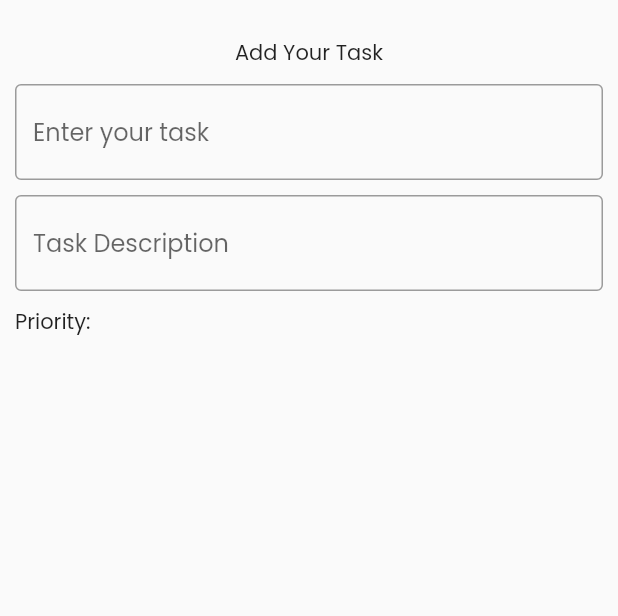
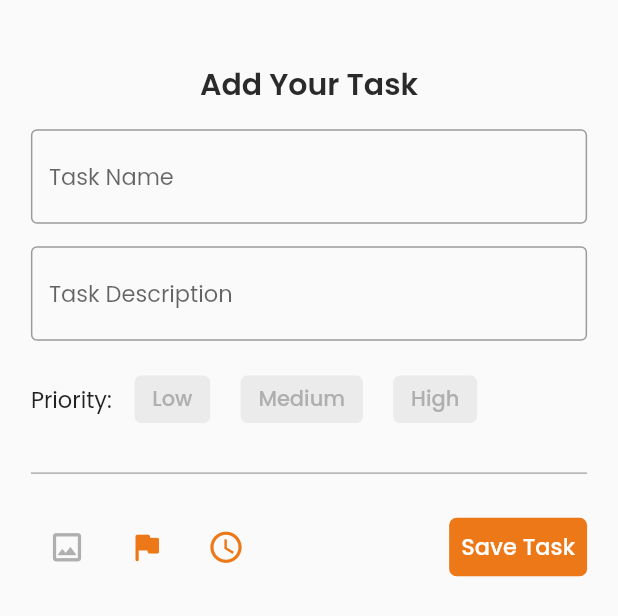
Before and after one commit to DinithKumudika/ToDoZen, a Flutter app: the AddTaskOverlay widget shown alone on an empty page, opened directly, on a phone screen of 412 x 824 dp. Shown: the top 616 px of the screen. Run offline on Flutter 3.47's test engine with Material 2 defaults, Android fonts, the phone set to English and light mode, and no system bars; our stand-ins replace cloud_firestore, firebase_auth, firebase_core, flutter_spinkit, get, liquid_swipe and 2 more; accounts and stored records are empty.

Commit message:
Create task UI complete

```diff
--- a/lib/src/constants/colors.dart
+++ b/lib/src/constants/colors.dart
@@ -1,6 +1,6 @@
 import 'package:flutter/material.dart';
 
-const Color COLOR_DARK = Color.fromARGB(255, 0, 0, 0);
+const Color COLOR_DARK = Color.fromARGB(255, 42, 42, 42);
 const Color COLOR_DARK_ALT = Color.fromARGB(255, 44, 51, 51);
 const Color COLOR_LIGHT = Colors.white;
 const Color COLOR_PRIMARY = Color.fromARGB(255, 237, 120, 23);
@@ -12,3 +12,5 @@ const Color COLOR_TEXT_PRIMARY = Color.fromARGB(255, 44, 51, 51);
 const Color COLOR_GRAY = Color.fromARGB(255, 175, 175, 175);
 const Color COLOR_DANGER = Colors.red;
 const Color COLOR_SUCCESS = Colors.green;
+const Color COLOR_ALERT = Color.fromRGBO(255, 204, 2, 1);
+const Color COLOR_LIGHTGRAY = Color.fromARGB(255, 235, 235, 235);
--- /dev/null
+++ b/lib/src/features/tasks/screens/add_task_overlay.dart
@@ -0,0 +1,188 @@
+import 'package:flutter/material.dart';
+import 'package:to_do_zen/src/constants/colors.dart';
+import 'package:to_do_zen/src/constants/strings.dart';
+import 'package:to_do_zen/src/features/tasks/widgets/multi_select_chip.dart';
+
+class AddTaskOverlay extends StatefulWidget {
+  const AddTaskOverlay({super.key});
+
+  @override
+  State<AddTaskOverlay> createState() => _AddTaskOverlayState();
+}
+
+class _AddTaskOverlayState extends State<AddTaskOverlay> {
+  int selectedIndex = -1; // Initialize with -1 to represent no selected chip
+  Color _uploadIconColor = COLOR_LIGHTGRAY;
+  // GET Attachment Image
+  // void getImage() async {
+  //   final pickedFile =
+  //       await ImagePicker().pickImage(source: ImageSource.gallery);
+  //   setState(() {
+  //     if (pickedFile != null) {
+  //       print('Image selected.');
+
+  //       setState(() {
+  //         _postCaption = "";
+  //         _uploadIconColor = AppColors.accentColor;
+  //       });
+  //     } else {
+  //       print('No image selected.');
+  //     }
+  //   });
+  // }
+
+  @override
+  Widget build(BuildContext context) {
+    final height = MediaQuery.of(context).size.height;
+    final width = MediaQuery.of(context).size.width;
+    return Padding(
+        padding:
+            EdgeInsets.fromLTRB(width * 0.05, height * 0.05, width * 0.05, 0),
+        child: SizedBox(
+          height: MediaQuery.of(context).size.height * 0.5,
+          child: Column(
+            crossAxisAlignment: CrossAxisAlignment.center,
+            children: [
+              const Text(
+                'Add Your Task',
+                style: TextStyle(
+                    fontSize: 20,
+                    fontWeight: FontWeight.w600,
+                    color: COLOR_DARK),
+              ),
+              const SizedBox(height: 15),
+              const TextField(
+                style: TextStyle(
+                  fontSize: 15,
+                ),
+                decoration: InputDecoration(
+                  hintText: 'Task Name',
+                  border: OutlineInputBorder(),
+                ),
+              ),
+              const SizedBox(height: 15),
+              const TextField(
+                style: TextStyle(
+                  fontSize: 15,
+                ),
+                decoration: InputDecoration(
+                  hintText: 'Task Description',
+                  border: OutlineInputBorder(),
+                ),
+              ),
+              const SizedBox(height: 15),
+              Row(
+                children: [
+                  const Text(
+                    'Priority:',
+                    style: TextStyle(
+                      fontSize: 15,
+                    ),
+                  ),
+                  const SizedBox(width: 5),
+                  MultiSelectChip(
+                    index: 1,
+                    selectedIndex: selectedIndex,
+                    priorityLevel: 'Low',
+                    selectedColor: COLOR_SUCCESS,
+                    onChipSelected: (index) {
+                      setState(() {
+                        selectedIndex = index;
+                      });
+                    },
+                  ),
+                  MultiSelectChip(
+                    index: 2,
+                    selectedIndex: selectedIndex,
+                    priorityLevel: 'Medium',
+                    selectedColor: COLOR_ALERT,
+                    onChipSelected: (index) {
+                      setState(() {
+                        selectedIndex = index;
+                      });
+                    },
+                  ),
+                  MultiSelectChip(
+                    index: 3,
+                    selectedIndex: selectedIndex,
+                    priorityLevel: 'High',
+                    selectedColor: COLOR_DANGER,
+                    onChipSelected: (index) {
+                      setState(() {
+                        selectedIndex = index;
+                      });
+                    },
+                  ),
+                ],
+              ),
+              SizedBox(height: height * 0.03),
+              Container(
+                padding: EdgeInsets.only(top: height * 0.03),
+                decoration: const BoxDecoration(
+                  border: Border(
+                    top: BorderSide(
+                      color: COLOR_GRAY,
+                      width: 1.0,
+                    ),
+                  ),
+                ),
+                child: Row(
+                  mainAxisAlignment: MainAxisAlignment.center,
+                  children: [
+                    const IconButton(
+                      onPressed: null,
+                      icon: Icon(
+                        Icons.image_outlined,
+                        size: 25,
+                        color: COLOR_GRAY,
+                      ),
+                    ),
+                    const SizedBox(width: 5),
+                    const IconButton(
+                      onPressed: null,
+                      icon: Icon(
+                        Icons.flag_rounded,
+                        size: 25,
+                        color: COLOR_PRIMARY,
+                      ),
+                    ),
+                    const SizedBox(width: 5),
+                    const IconButton(
+                      onPressed: null,
+                      icon: Icon(
+                        Icons.watch_later_outlined,
+                        size: 25,
+                        color: COLOR_PRIMARY,
+                      ),
+                    ),
+                    const Expanded(
+                      child: SizedBox(),
+                    ),
+                    TextButton(
+                        style: ButtonStyle(
+                          backgroundColor:
+                              MaterialStateProperty.all<Color>(COLOR_PRIMARY),
+                          shape:
+                              MaterialStateProperty.all<RoundedRectangleBorder>(
+                            RoundedRectangleBorder(
+                              borderRadius: BorderRadius.circular(
+                                  5.0), // Adjust the border radius as needed
+                            ),
+                          ),
+                        ),
+                        onPressed: null,
+                        child: const Text(
+                          'Save Task',
+                          style: TextStyle(
+                            color: Colors.white,
+                            fontSize: 15,
+                          ),
+                        ))
+                  ],
+                ),
+              )
+            ],
+          ),
+        ));
+  }
+}
--- a/lib/src/screens/task/widgets/multi_select_chip.dart
+++ b/lib/src/features/tasks/widgets/multi_select_chip.dart
@@ -1,19 +1,26 @@
 import 'package:flutter/material.dart';
+import 'package:to_do_zen/src/constants/colors.dart';
 
 class MultiSelectChip extends StatefulWidget {
+  final String priorityLevel;
+  final Color selectedColor;
+  final int index;
+  final int selectedIndex;
+  final Function(int) onChipSelected;
+
   const MultiSelectChip({
-    required this.challengeCategory,
     super.key,
-    required this.onSelectionChanged,
+    required this.priorityLevel,
+    required this.selectedColor,
+    required this.index,
+    required this.selectedIndex,
+    required this.onChipSelected,
   });
 
   @override
   State<MultiSelectChip> createState() {
     return _MultiSelectChipState();
   }
-
-  final String challengeCategory;
-  final ValueChanged<bool> onSelectionChanged; // New callback function
 }
 
 class _MultiSelectChipState extends State<MultiSelectChip> {
@@ -24,25 +31,24 @@ class _MultiSelectChipState extends State<MultiSelectChip> {
       padding: const EdgeInsets.fromLTRB(10.0, 0, 10.0, 0),
       child: ChoiceChip(
         label: Text(
-          widget.challengeCategory,
+          widget.priorityLevel,
           style: TextStyle(
-            color: isSelected
+            color: widget.index == widget.selectedIndex
                 ? Colors.white
-                : Colors.blue, // Set selected text color to white
+                : COLOR_GRAY,
           ),
         ),
-        selected: isSelected,
+        selected: widget.index == widget.selectedIndex,
         onSelected: (selected) {
           setState(() {
-            isSelected = selected;
-            widget.onSelectionChanged(selected); // Call callback function
+            widget.onChipSelected(widget.index);
           });
         },
-        selectedColor: Colors.blue,
-        backgroundColor: const Color.fromRGBO(229, 240, 255, 1),
+        selectedColor: widget.selectedColor,
+        backgroundColor: COLOR_LIGHTGRAY,
         shape: RoundedRectangleBorder(
           borderRadius:
-              BorderRadius.circular(8.0), // Adjust the border radius as needed
+              BorderRadius.circular(5.0), // Adjust the border radius as needed
         ),
       ),
     );
--- a/lib/src/screens/splash_screen.dart
+++ b/lib/src/screens/splash_screen.dart
@@ -22,7 +22,10 @@ class _SplashScreenState extends State<SplashScreen> {
 
   Future _onSavedPrefs(BuildContext context) async {
     SharedPreferences prefs = await SharedPreferences.getInstance();
-    bool? isViewed = prefs.getBool('isOnBoard');
+    // bool? isViewed = prefs.getBool('isOnBoard');
+
+    bool isViewed = true;
+    print("The value of isViewed is: $isViewed");
 
     if (isViewed!) {
       // ignore: use_build_context_synchronously
--- a/lib/src/screens/task/add_task_overlay.dart
+++ /dev/null
@@ -1,49 +0,0 @@
-import 'package:flutter/material.dart';
-import 'package:to_do_zen/src/constants/colors.dart';
-import 'package:to_do_zen/src/constants/strings.dart';
-
-class AddTaskOverlay extends StatefulWidget {
-  const AddTaskOverlay({super.key});
-
-  @override
-  State<AddTaskOverlay> createState() => _AddTaskOverlayState();
-}
-
-class _AddTaskOverlayState extends State<AddTaskOverlay> {
-  @override
-  Widget build(BuildContext context) {
-    return Padding(
-        padding: const EdgeInsets.fromLTRB(10, 25, 10, 0),
-        child: SizedBox(
-          height: MediaQuery.of(context).size.height * 0.8,
-          child: const Column(
-            crossAxisAlignment: CrossAxisAlignment.center,
-            children: [
-              Text('Add Your Task'),
-              SizedBox(height: 10),
-              TextField(
-                decoration: InputDecoration(
-                  hintText: 'Enter your task',
-                  border: OutlineInputBorder(),
-                ),
-              ),
-                SizedBox(height: 10),
-              TextField(
-                decoration: InputDecoration(
-                  hintText: 'Task Description',
-                  border: OutlineInputBorder(),
-                ),
-              ),
-              SizedBox(height: 10),
-              Row(
-                children: [
-                  Text('Priority:'),
-                  SizedBox(width: 5),
-
-                ],
-              )
-            ],
-          ),
-        ));
-  }
-}
```
Also changed, not shown: lib/src/features/core/screens/home/home_screen.dart (+18 -13 lines), lib/src/features/tasks/screens/widgets/add_task.dart (deleted, +0 -33 lines), lib/src/widgets/bottom_navigation.dart (+9 -9 lines), pubspec.lock.
